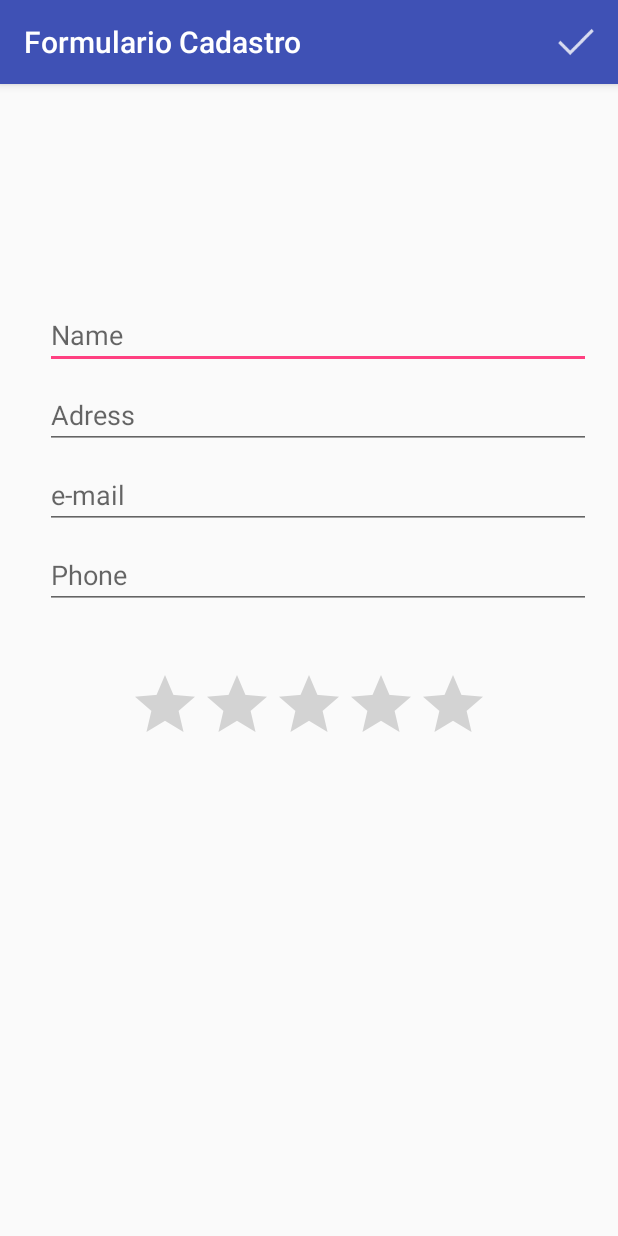
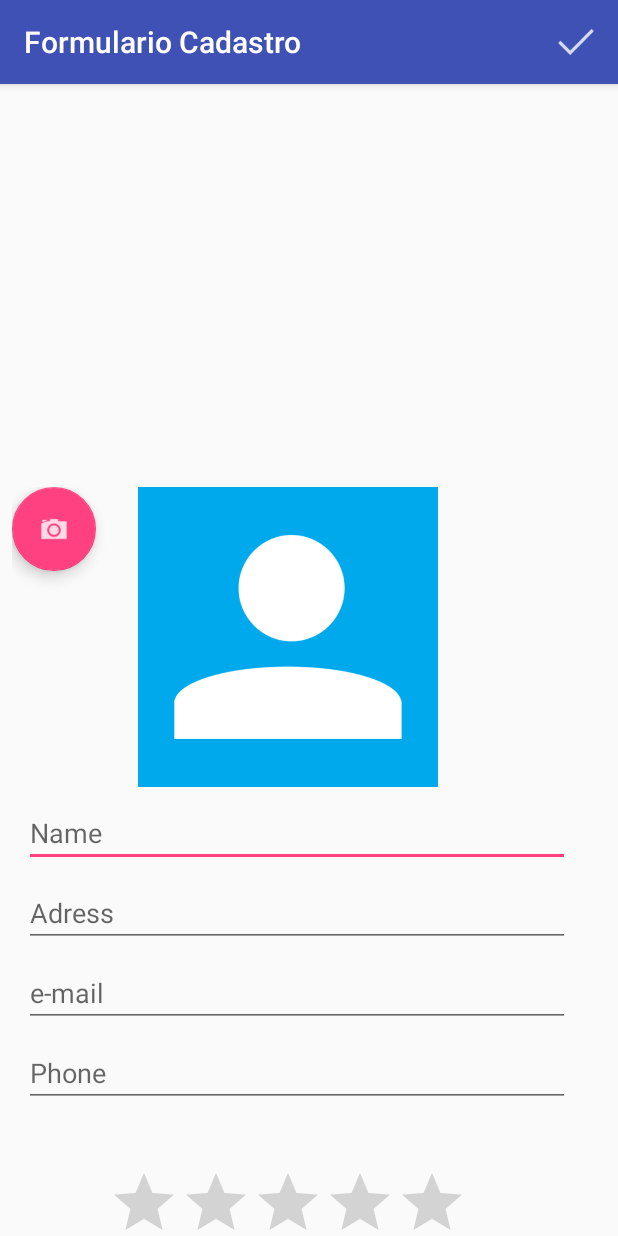
Before and after one commit to jbernardinojr/Agenda, an Android app: the FormularioActivity screen opened directly, with no data from a screen before it, on a phone screen of 412 x 824 dp. Run offline under Robolectric (Android 15) with nearby library versions, the phone set to English and light mode, and no system bars.

Commit message:
Adiciona floating Button e o image View para inserir foto na Agenda
Signed-off-by: José Bernardino da Silva Júnior <jbernardino.jr@gmail.com>

```diff
--- a/app/src/main/res/layout/content_formulario.xml
+++ b/app/src/main/res/layout/content_formulario.xml
@@ -12,16 +12,38 @@
         android:layout_width="368dp"
         android:layout_height="495dp"
         android:layout_marginBottom="4dp"
+        android:layout_marginEnd="8dp"
         android:layout_marginLeft="8dp"
         android:layout_marginRight="8dp"
+        android:layout_marginStart="8dp"
         android:layout_marginTop="4dp"
         android:orientation="vertical"
         app:layout_constraintBottom_toBottomOf="parent"
+        app:layout_constraintHorizontal_bias="0.0"
         app:layout_constraintLeft_toLeftOf="parent"
         app:layout_constraintRight_toRightOf="parent"
         app:layout_constraintTop_toTopOf="parent"
-        android:layout_marginStart="8dp"
-        android:layout_marginEnd="8dp">
+        app:layout_constraintVertical_bias="1.0">
+
+        <RelativeLayout
+            android:layout_width="match_parent"
+            android:layout_height="wrap_content">
+
+            <ImageView
+                android:layout_width="match_parent"
+                android:layout_height="200dp"
+                android:src="@drawable/person"
+                android:backgroud="#00A8EC"
+                android:layout_alignParentTop="true"
+                android:layout_alignParentLeft="true"
+                android:layout_alignParentStart="true" />
+
+            <android.support.design.widget.FloatingActionButton
+                android:layout_width="56dp"
+                android:layout_height="56dp"
+                android:src="@drawable/ic_camera"/>
+
+        </RelativeLayout>
 
         <EditText
             android:id="@+id/edt_name"
```
